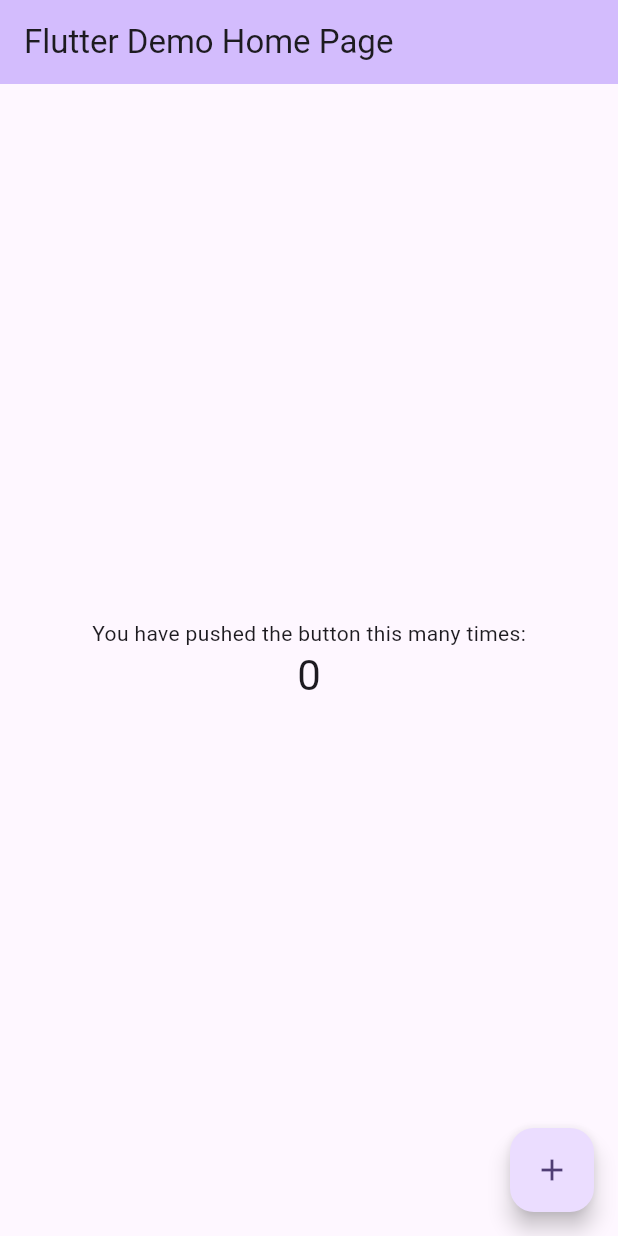
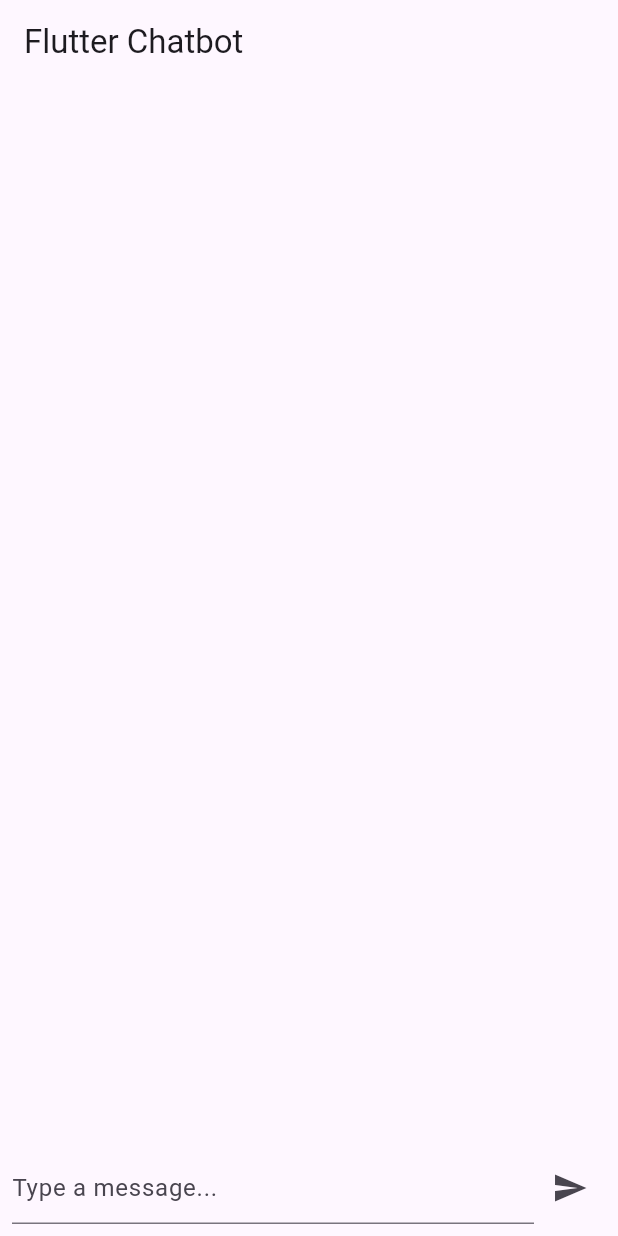
Before and after one commit to VinayaAugusthy/chat_bot, a Flutter app: the screen it shows after launch, on a phone screen of 412 x 824 dp. Run offline on Flutter 3.47's test engine with Material 3 defaults, Android fonts, the phone set to English and light mode, and no system bars.

Commit message:
function created

```diff
--- /dev/null
+++ b/lib/chat_screen.dart
@@ -0,0 +1,83 @@
+// ignore_for_file: library_private_types_in_public_api
+
+import 'package:chatbot/chat_message.dart';
+import 'package:chatbot/messages.dart';
+import 'package:flutter/material.dart';
+
+class ChatScreen extends StatefulWidget {
+  const ChatScreen({super.key});
+
+  @override
+  _ChatScreenState createState() => _ChatScreenState();
+}
+
+class _ChatScreenState extends State<ChatScreen> {
+  final TextEditingController _textController = TextEditingController();
+  final List<ChatMessage> _messages = [];
+
+  void _handleSubmitted(String text) {
+    _textController.clear();
+
+    setState(() {
+      _messages.add(ChatMessage(
+        text: text,
+        isUser: true,
+      ));
+
+      String botResponse = getBotResponse(text);
+      _messages.add(ChatMessage(
+        text: botResponse,
+        isUser: false,
+      ));
+    });
+  }
+
+  String getBotResponse(String userMessage) {
+    if (keywords.contains(userMessage)) {
+      return responses.elementAt(keywords.indexOf(userMessage));
+    } else {
+      return "Sorry, I didn't understand your response.";
+    }
+  }
+
+  @override
+  Widget build(BuildContext context) {
+    return Scaffold(
+      appBar: AppBar(
+        title: const Text('Flutter Chatbot'),
+      ),
+      body: Column(
+        children: [
+          Expanded(
+            child: ListView.builder(
+              itemCount: _messages.length,
+              itemBuilder: (context, index) {
+                return _messages[index];
+              },
+            ),
+          ),
+          Container(
+            margin: const EdgeInsets.all(8.0),
+            child: Row(
+              children: [
+                Expanded(
+                  child: TextField(
+                    controller: _textController,
+                    onSubmitted: _handleSubmitted,
+                    decoration: const InputDecoration(
+                      hintText: 'Type a message...',
+                    ),
+                  ),
+                ),
+                IconButton(
+                  icon: const Icon(Icons.send),
+                  onPressed: () => _handleSubmitted(_textController.text.toLowerCase()),
+                ),
+              ],
+            ),
+          ),
+        ],
+      ),
+    );
+  }
+}
--- a/lib/main.dart
+++ b/lib/main.dart
@@ -1,3 +1,6 @@
+// ignore_for_file: library_private_types_in_public_api
+
+import 'package:chatbot/chat_screen.dart';
 import 'package:flutter/material.dart';
 
 void main() {
@@ -7,119 +10,14 @@ void main() {
 class MyApp extends StatelessWidget {
   const MyApp({super.key});
 
-  // This widget is the root of your application.
   @override
   Widget build(BuildContext context) {
     return MaterialApp(
-      title: 'Flutter Demo',
+      title: 'Flutter Chatbot',
       theme: ThemeData(
-        // This is the theme of your application.
-        //
-        // TRY THIS: Try running your application with "flutter run". You'll see
-        // the application has a purple toolbar. Then, without quitting the app,
-        // try changing the seedColor in the colorScheme below to Colors.green
-        // and then invoke "hot reload" (save your changes or press the "hot
-        // reload" button in a Flutter-supported IDE, or press "r" if you used
-        // the command line to start the app).
-        //
-        // Notice that the counter didn't reset back to zero; the application
-        // state is not lost during the reload. To reset the state, use hot
-        // restart instead.
-        //
-        // This works for code too, not just values: Most code changes can be
-        // tested with just a hot reload.
-        colorScheme: ColorScheme.fromSeed(seedColor: Colors.deepPurple),
-        useMaterial3: true,
+        primarySwatch: Colors.blue,
       ),
-      home: const MyHomePage(title: 'Flutter Demo Home Page'),
+      home: const ChatScreen(),
     );
   }
 }
-
-class MyHomePage extends StatefulWidget {
-  const MyHomePage({super.key, required this.title});
-
-  // This widget is the home page of your application. It is stateful, meaning
-  // that it has a State object (defined below) that contains fields that affect
-  // how it looks.
-
-  // This class is the configuration for the state. It holds the values (in this
-  // case the title) provided by the parent (in this case the App widget) and
-  // used by the build method of the State. Fields in a Widget subclass are
-  // always marked "final".
-
-  final String title;
-
-  @override
-  State<MyHomePage> createState() => _MyHomePageState();
-}
-
-class _MyHomePageState extends State<MyHomePage> {
-  int _counter = 0;
-
-  void _incrementCounter() {
-    setState(() {
-      // This call to setState tells the Flutter framework that something has
-      // changed in this State, which causes it to rerun the build method below
-      // so that the display can reflect the updated values. If we changed
-      // _counter without calling setState(), then the build method would not be
-      // called again, and so nothing would appear to happen.
-      _counter++;
-    });
-  }
-
-  @override
-  Widget build(BuildContext context) {
-    // This method is rerun every time setState is called, for instance as done
-    // by the _incrementCounter method above.
-    //
-    // The Flutter framework has been optimized to make rerunning build methods
-    // fast, so that you can just rebuild anything that needs updating rather
-    // than having to individually change instances of widgets.
-    return Scaffold(
-      appBar: AppBar(
-        // TRY THIS: Try changing the color here to a specific color (to
-        // Colors.amber, perhaps?) and trigger a hot reload to see the AppBar
-        // change color while the other colors stay the same.
-        backgroundColor: Theme.of(context).colorScheme.inversePrimary,
-        // Here we take the value from the MyHomePage object that was created by
-        // the App.build method, and use it to set our appbar title.
-        title: Text(widget.title),
-      ),
-      body: Center(
-        // Center is a layout widget. It takes a single child and positions it
-        // in the middle of the parent.
-        child: Column(
-          // Column is also a layout widget. It takes a list of children and
-          // arranges them vertically. By default, it sizes itself to fit its
-          // children horizontally, and tries to be as tall as its parent.
-          //
-          // Column has various properties to control how it sizes itself and
-          // how it positions its children. Here we use mainAxisAlignment to
-          // center the children vertically; the main axis here is the vertical
-          // axis because Columns are vertical (the cross axis would be
-          // horizontal).
-          //
-          // TRY THIS: Invoke "debug painting" (choose the "Toggle Debug Paint"
-          // action in the IDE, or press "p" in the console), to see the
-          // wireframe for each widget.
-          mainAxisAlignment: MainAxisAlignment.center,
-          children: <Widget>[
-            const Text(
-              'You have pushed the button this many times:',
-            ),
-            Text(
-              '$_counter',
-              style: Theme.of(context).textTheme.headlineMedium,
-            ),
-          ],
-        ),
-      ),
-      floatingActionButton: FloatingActionButton(
-        onPressed: _incrementCounter,
-        tooltip: 'Increment',
-        child: const Icon(Icons.add),
-      ), // This trailing comma makes auto-formatting nicer for build methods.
-    );
-  }
-}
--- /dev/null
+++ b/lib/messages.dart
@@ -0,0 +1,20 @@
+final List<String> keywords = [
+  //use only small letters for the questions
+  'hi',
+  'hello',
+  'i got a call but couldn\'t receive it',
+  'why i am not getting call from astrologer',
+  'what is the minimum amount required to call an astrologer',
+  'can i call the astrologer for free',
+  'why wallet is not updating after recharge'
+];
+
+final List<String> responses = [
+  'Hello, how can I help you?',
+  'Hi, how can I help you?',
+  'Don\'t worry you can resume your call anytime. We will give you first priority',
+  '1.Check your network connection.\n 2. Astrologer may be busy due to heavy responses...pls wait',
+  'The minimum amount varies according to the rate per minute charged by each astrologer. You should have a minute of balance that lets you talk for 5 minutes.',
+  'No, to call an astrologer, you have to recharge your wallet. You can chat with the astrologer for free.',
+  'It may due to technical reasons. If issue persist please contact our customer care.'
+];
```
Also changed, not shown: lib/chat_message.dart (added, +32 -0 lines).
